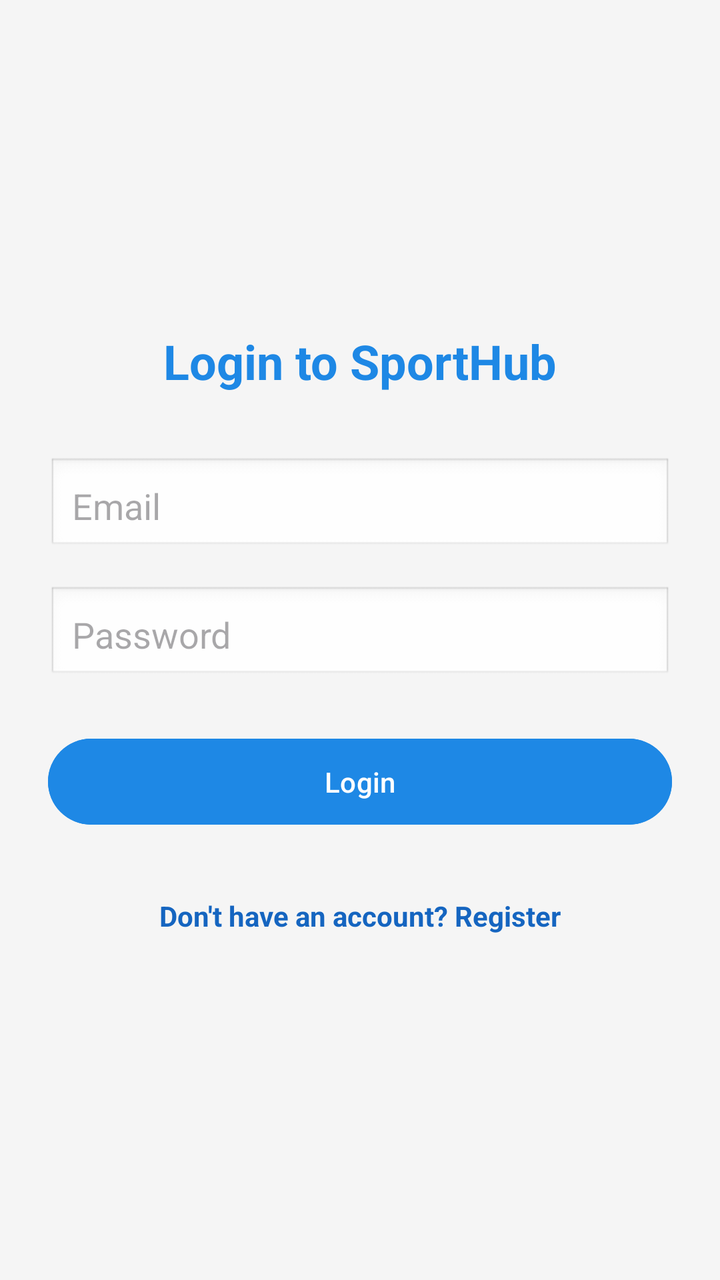
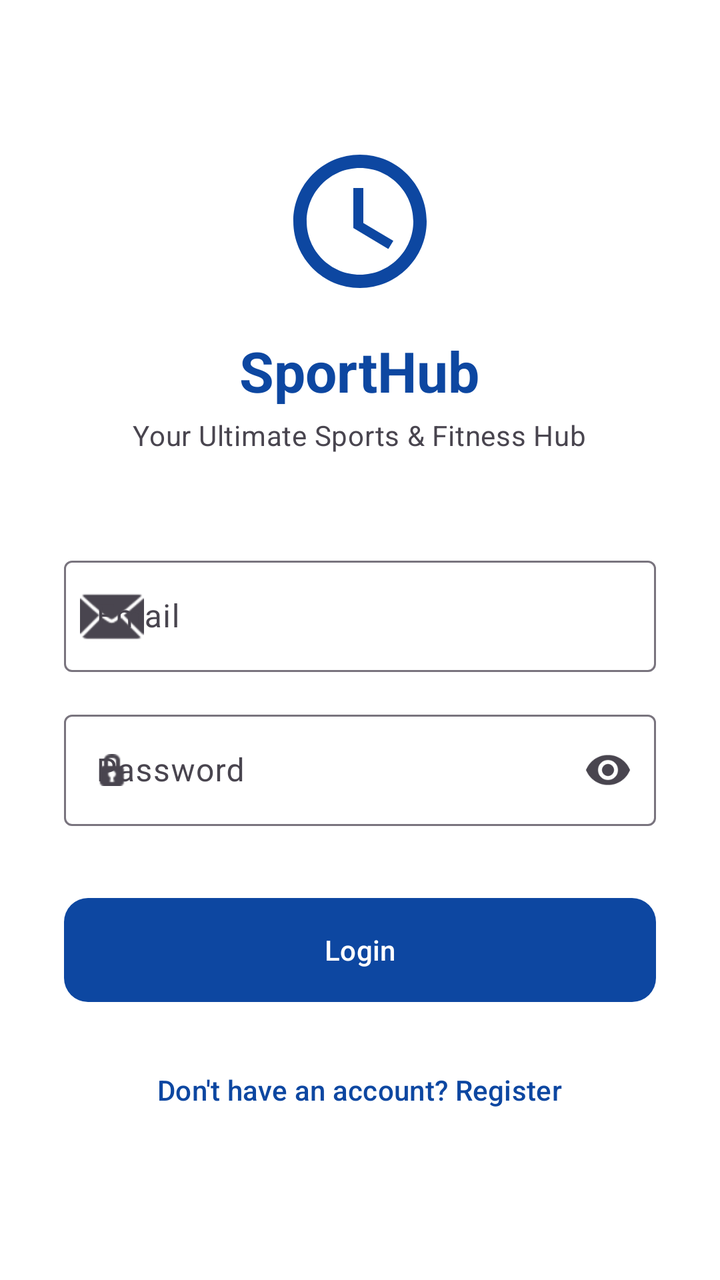

Compare the two renders of this Android layout. The source of the first and the diff that turns it into the second are given below.
<!-- AndroidManifest.xml: application theme Theme.SPORTSHUB -->
<!-- res/layout/activity_login.xml -->
<?xml version="1.0" encoding="utf-8"?>
<LinearLayout xmlns:android="http://schemas.android.com/apk/res/android"
    android:layout_width="match_parent"
    android:layout_height="match_parent"
    android:orientation="vertical"
    android:padding="24dp"
    android:gravity="center"
    android:background="@color/background">

    <TextView
        android:layout_width="wrap_content"
        android:layout_height="wrap_content"
        android:text="Login to SportHub"
        android:textSize="24sp"
        android:textStyle="bold"
        android:textColor="@color/primary"
        android:layout_marginBottom="32dp"/>

    <EditText
        android:id="@+id/etEmail"
        android:layout_width="match_parent"
        android:layout_height="wrap_content"
        android:hint="Email"
        android:inputType="textEmailAddress"
        android:padding="12dp"
        android:background="@android:drawable/edit_text"
        android:layout_marginBottom="16dp"/>

    <EditText
        android:id="@+id/etPassword"
        android:layout_width="match_parent"
        android:layout_height="wrap_content"
        android:hint="Password"
        android:inputType="textPassword"
        android:padding="12dp"
        android:background="@android:drawable/edit_text"
        android:layout_marginBottom="24dp"/>

    <Button
        android:id="@+id/btnLogin"
        android:layout_width="match_parent"
        android:layout_height="wrap_content"
        android:text="Login"
        android:backgroundTint="@color/primary"
        android:textColor="@color/white"
        android:padding="12dp"/>

    <TextView
        android:id="@+id/tvGoToRegister"
        android:layout_width="wrap_content"
        android:layout_height="wrap_content"
        android:text="Don't have an account? Register"
        android:textColor="@color/primary_dark"
        android:layout_marginTop="24dp"
        android:padding="8dp"
        android:textStyle="bold"/>

</LinearLayout>
<!-- resources referenced by this layout -->
<resources>
  <color name="background">#F5F5F5</color>
  <color name="primary">#1E88E5</color>
  <color name="primary_dark">#1565C0</color>
  <color name="white">#FFFFFFFF</color>
  <style name="Theme.SPORTSHUB" parent="Base.Theme.SPORTSHUB" />
  <style name="Base.Theme.SPORTSHUB" parent="Theme.Material3.DayNight.NoActionBar">
          
          
      </style>
</resources>

<!-- the commit's change to res/layout/activity_login.xml (unified diff, before → after) -->
@@ -1,58 +1,90 @@
 <?xml version="1.0" encoding="utf-8"?>
-<LinearLayout xmlns:android="http://schemas.android.com/apk/res/android"
+<ScrollView xmlns:android="http://schemas.android.com/apk/res/android"
+    xmlns:app="http://schemas.android.com/apk/res-auto"
     android:layout_width="match_parent"
     android:layout_height="match_parent"
-    android:orientation="vertical"
-    android:padding="24dp"
-    android:gravity="center"
-    android:background="@color/background">
+    android:fillViewport="true"
+    android:background="?attr/colorSurface">
 
-    <TextView
-        android:layout_width="wrap_content"
-        android:layout_height="wrap_content"
-        android:text="Login to SportHub"
-        android:textSize="24sp"
-        android:textStyle="bold"
-        android:textColor="@color/primary"
-        android:layout_marginBottom="32dp"/>
-
-    <EditText
-        android:id="@+id/etEmail"
+    <LinearLayout
         android:layout_width="match_parent"
         android:layout_height="wrap_content"
-        android:hint="Email"
-        android:inputType="textEmailAddress"
-        android:padding="12dp"
-        android:background="@android:drawable/edit_text"
-        android:layout_marginBottom="16dp"/>
+        android:orientation="vertical"
+        android:padding="32dp"
+        android:gravity="center">
 
-    <EditText
-        android:id="@+id/etPassword"
-        android:layout_width="match_parent"
-        android:layout_height="wrap_content"
-        android:hint="Password"
-        android:inputType="textPassword"
-        android:padding="12dp"
-        android:background="@android:drawable/edit_text"
-        android:layout_marginBottom="24dp"/>
+        <ImageView
+            android:layout_width="80dp"
+            android:layout_height="80dp"
+            android:src="@drawable/ic_logo"
+            android:contentDescription="@string/app_name"
+            android:layout_marginBottom="16dp" />
 
-    <Button
-        android:id="@+id/btnLogin"
-        android:layout_width="match_parent"
-        android:layout_height="wrap_content"
-        android:text="Login"
-        android:backgroundTint="@color/primary"
-        android:textColor="@color/white"
-        android:padding="12dp"/>
+        <TextView
+            android:layout_width="wrap_content"
+            android:layout_height="wrap_content"
+            android:text="@string/app_name"
+            android:textAppearance="?attr/textAppearanceHeadlineMedium"
+            android:textStyle="bold"
+            android:textColor="?attr/colorPrimary"
+            android:layout_marginBottom="4dp"/>
 
-    <TextView
-        android:id="@+id/tvGoToRegister"
-        android:layout_width="wrap_content"
-        android:layout_height="wrap_content"
-        android:text="Don't have an account? Register"
-        android:textColor="@color/primary_dark"
-        android:layout_marginTop="24dp"
-        android:padding="8dp"
-        android:textStyle="bold"/>
+        <TextView
+            android:layout_width="wrap_content"
+            android:layout_height="wrap_content"
+            android:text="@string/tagline"
+            android:textAppearance="?attr/textAppearanceBodyMedium"
+            android:textColor="?android:attr/textColorSecondary"
+            android:layout_marginBottom="48dp"/>
 
-</LinearLayout>
+        <com.google.android.material.textfield.TextInputLayout
+            android:id="@+id/tilEmail"
+            style="@style/Widget.Material3.TextInputLayout.OutlinedBox"
+            android:layout_width="match_parent"
+            android:layout_height="wrap_content"
+            android:hint="Email"
+            app:startIconDrawable="@android:drawable/ic_dialog_email"
+            android:layout_marginBottom="16dp">
+
+            <com.google.android.material.textfield.TextInputEditText
+                android:id="@+id/etEmail"
+                android:layout_width="match_parent"
+                android:layout_height="wrap_content"
+                android:inputType="textEmailAddress" />
+        </com.google.android.material.textfield.TextInputLayout>
+
+        <com.google.android.material.textfield.TextInputLayout
+            android:id="@+id/tilPassword"
+            style="@style/Widget.Material3.TextInputLayout.OutlinedBox"
+            android:layout_width="match_parent"
+            android:layout_height="wrap_content"
+            android:hint="Password"
+            app:startIconDrawable="@android:drawable/ic_secure"
+            app:endIconMode="password_toggle"
+            android:layout_marginBottom="32dp">
+
+            <com.google.android.material.textfield.TextInputEditText
+                android:id="@+id/etPassword"
+                android:layout_width="match_parent"
+                android:layout_height="wrap_content"
+                android:inputType="textPassword" />
+        </com.google.android.material.textfield.TextInputLayout>
+
+        <com.google.android.material.button.MaterialButton
+            android:id="@+id/btnLogin"
+            android:layout_width="match_parent"
+            android:layout_height="60dp"
+            android:text="Login"
+            app:cornerRadius="12dp"
+            android:layout_marginBottom="16dp"/>
+
+        <com.google.android.material.button.MaterialButton
+            android:id="@+id/tvGoToRegister"
+            style="@style/Widget.Material3.Button.TextButton"
+            android:layout_width="wrap_content"
+            android:layout_height="wrap_content"
+            android:text="Don't have an account? Register"
+            android:textColor="?attr/colorPrimary" />
+
+    </LinearLayout>
+</ScrollView>
<!-- resource entries referenced after the edit -->
@@ -1,13 +1,34 @@
 <!-- resources referenced by this layout -->
 <resources>
-  <color name="background">#F5F5F5</color>
-  <color name="primary">#1E88E5</color>
-  <color name="primary_dark">#1565C0</color>
-  <color name="white">#FFFFFFFF</color>
+  <!-- drawable ic_logo (drawable) -->
+  <vector xmlns:android="http://schemas.android.com/apk/res/android"
+      android:width="64dp"
+      android:height="64dp"
+      android:viewportWidth="24"
+      android:viewportHeight="24"
+      android:tint="?attr/colorPrimary">
+      <path
+          android:fillColor="@android:color/white"
+          android:pathData="M12,2C6.48,2 2,6.48 2,12s4.48,10 10,10 10,-4.48 10,-10S17.52,2 12,2zM12,20c-4.41,0 -8,-3.59 -8,-8s3.59,-8 8,-8 8,3.59 8,8 -3.59,8 -8,8zM12.5,7H11v6l5.25,3.15 0.75,-1.23 -4.5,-2.67z" />
+  </vector>
+  <string name="app_name">SportHub</string>
+  <string name="tagline">Your Ultimate Sports &amp; Fitness Hub</string>
+  <color name="background">#F5F6FA</color>
+  <color name="surface">#FFFFFF</color>
+  <color name="primary">#0D47A1</color>
+  <color name="text_on_primary">#FFFFFF</color>
+  <color name="primary_dark">#002171</color>
+  <color name="secondary">#FF8F00</color>
+  <color name="error">#B00020</color>
   <style name="Theme.SPORTSHUB" parent="Base.Theme.SPORTSHUB" />
   <style name="Base.Theme.SPORTSHUB" parent="Theme.Material3.DayNight.NoActionBar">
-          
-          
+          <item name="colorPrimary">@color/primary</item>
+          <item name="colorOnPrimary">@color/text_on_primary</item>
+          <item name="colorPrimaryDark">@color/primary_dark</item>
+          <item name="colorSecondary">@color/secondary</item>
+          <item name="colorError">@color/error</item>
+          <item name="android:colorBackground">@color/background</item>
+          <item name="colorSurface">@color/surface</item>
       </style>
 </resources>
 
